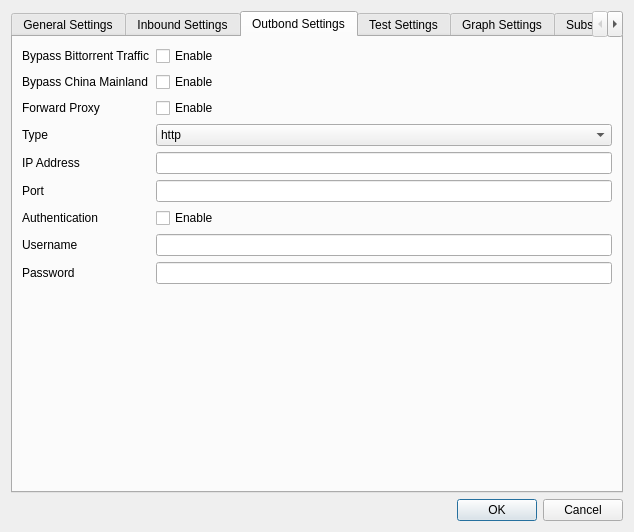
The window that ui/settingsdialog.ui (Trojan-Qt5/Trojan-Qt5) describes before a commit, drawn with Qt 5.
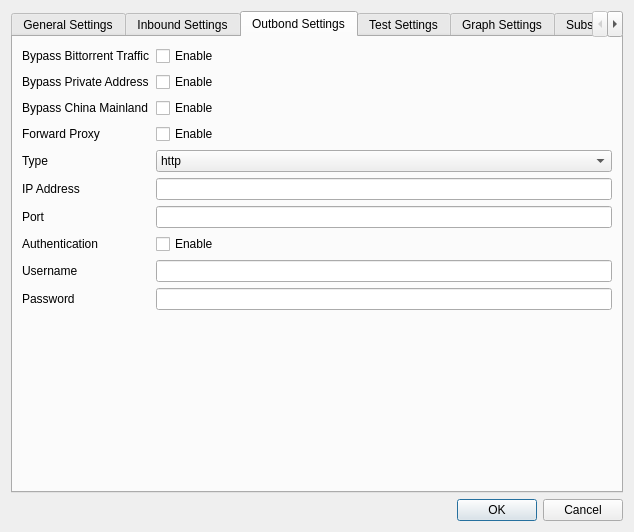
The same window after the commit. The open tabs and pages were chosen to show the change. Custom widgets are drawn as their Qt base class.

```diff
--- a/ui/settingsdialog.ui
+++ b/ui/settingsdialog.ui
@@ -493,69 +493,69 @@
          <property name="fieldGrowthPolicy">
           <enum>QFormLayout::ExpandingFieldsGrow</enum>
          </property>
-         <item row="2" column="0">
+         <item row="3" column="0">
           <widget class="QLabel" name="label_26">
            <property name="text">
             <string>Forward Proxy</string>
            </property>
           </widget>
          </item>
-         <item row="4" column="0">
+         <item row="5" column="0">
           <widget class="QLabel" name="label_27">
            <property name="text">
             <string>IP Address</string>
            </property>
           </widget>
          </item>
-         <item row="5" column="0">
+         <item row="6" column="0">
           <widget class="QLabel" name="label_30">
            <property name="text">
             <string>Port</string>
            </property>
           </widget>
          </item>
-         <item row="6" column="0">
+         <item row="7" column="0">
           <widget class="QLabel" name="label_28">
            <property name="text">
             <string>Authentication</string>
            </property>
           </widget>
          </item>
-         <item row="7" column="0">
+         <item row="8" column="0">
           <widget class="QLabel" name="label_31">
            <property name="text">
             <string>Username</string>
            </property>
           </widget>
          </item>
-         <item row="7" column="1">
+         <item row="8" column="1">
           <widget class="QLineEdit" name="forwardProxyUsername"/>
          </item>
-         <item row="8" column="0">
+         <item row="9" column="0">
           <widget class="QLabel" name="label_32">
            <property name="text">
             <string>Password</string>
            </property>
           </widget>
          </item>
-         <item row="8" column="1">
+         <item row="9" column="1">
           <widget class="QLineEdit" name="forwardProxyPassword"/>
          </item>
-         <item row="3" column="0">
+         <item row="4" column="0">
           <widget class="QLabel" name="label_33">
            <property name="text">
             <string>Type</string>
            </property>
           </widget>
          </item>
-         <item row="2" column="1">
-          <widget class="QCheckBox" name="forwardProxyCheckBox">
-           <property name="text">
-            <string>Enable</string>
-           </property>
-          </widget>
-         </item>
          <item row="3" column="1">
+          <widget class="QCheckBox" name="forwardProxyCheckBox">
+           <property name="text">
+            <string>Enable</string>
+           </property>
+          </widget>
+         </item>
+         <item row="4" column="1">
           <widget class="QComboBox" name="forwardProxyTypeComboBox">
            <property name="sizePolicy">
             <sizepolicy hsizetype="Expanding" vsizetype="Fixed">
@@ -575,13 +575,13 @@
            </item>
           </widget>
          </item>
-         <item row="4" column="1">
-          <widget class="QLineEdit" name="forwardProxyIpAddressLineEdit"/>
-         </item>
          <item row="5" column="1">
-          <widget class="QLineEdit" name="forwardProxyPortLineEdit"/>
+          <widget class="QLineEdit" name="forwardProxyIpAddressLineEdit"/>
          </item>
          <item row="6" column="1">
+          <widget class="QLineEdit" name="forwardProxyPortLineEdit"/>
+         </item>
+         <item row="7" column="1">
           <widget class="QCheckBox" name="forwardProxyAuthenticationCheckBox">
            <property name="text">
             <string>Enable</string>
@@ -602,20 +602,34 @@
            </property>
           </widget>
          </item>
-         <item row="1" column="0">
+         <item row="2" column="0">
           <widget class="QLabel" name="label_36">
            <property name="text">
             <string>Bypass China Mainland</string>
            </property>
           </widget>
          </item>
-         <item row="1" column="1">
+         <item row="2" column="1">
           <widget class="QCheckBox" name="bypassChinaMainlandCB">
            <property name="text">
             <string>Enable</string>
            </property>
           </widget>
          </item>
+         <item row="1" column="0">
+          <widget class="QLabel" name="label_37">
+           <property name="text">
+            <string>Bypass Private Address</string>
+           </property>
+          </widget>
+         </item>
+         <item row="1" column="1">
+          <widget class="QCheckBox" name="bypassPrivateAddressCB">
+           <property name="text">
+            <string>Enable</string>
+           </property>
+          </widget>
+         </item>
         </layout>
        </item>
       </layout>
```
